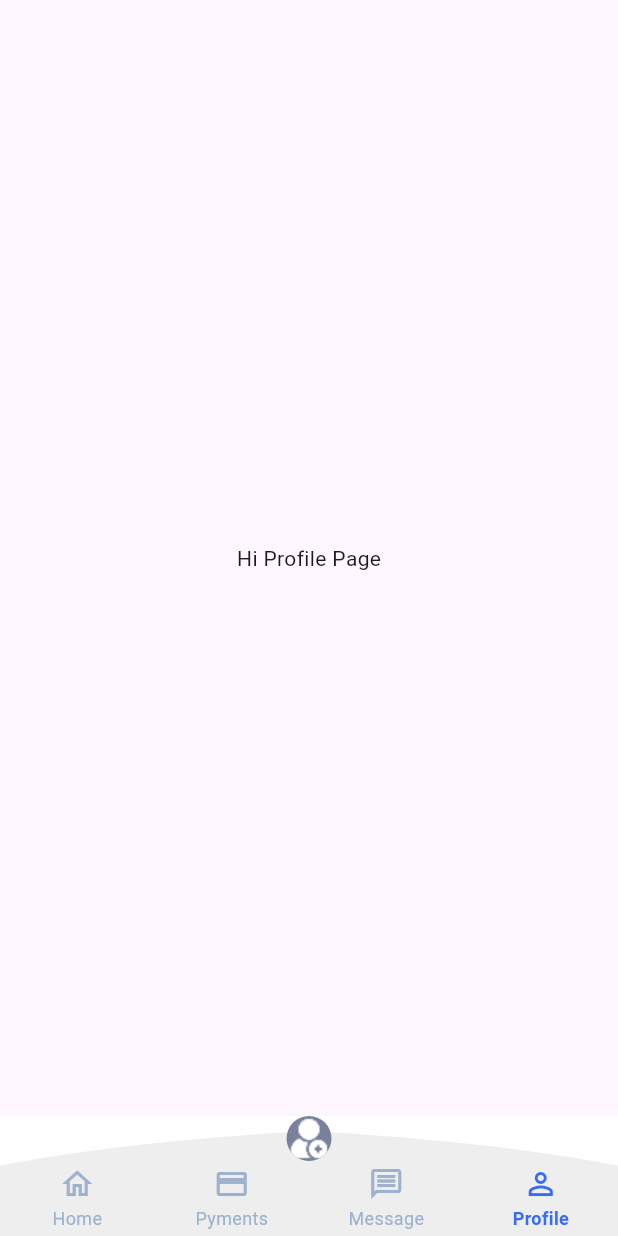
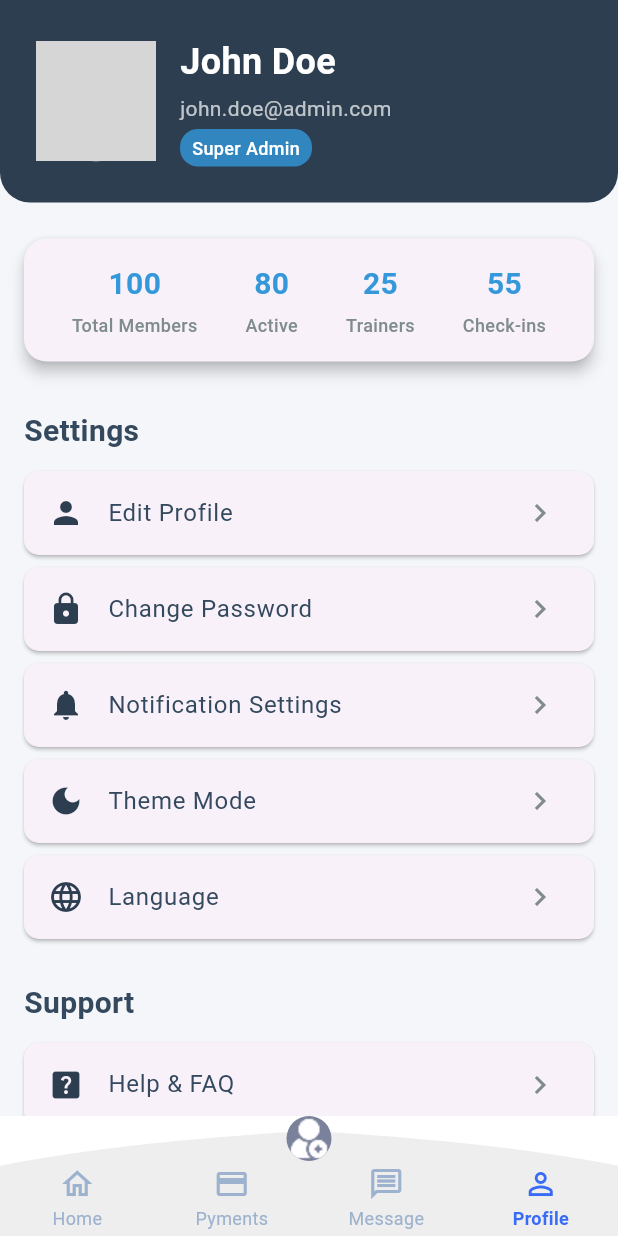
Before and after one commit to muhammadahmad26/gym_lead_master, a Flutter app: the screen it shows after launch, after a tap on "Pyments", after a tap on "Message", after a tap on "Profile", on a phone screen of 412 x 824 dp. Run offline on Flutter 3.47's test engine with Material 3 defaults, Android fonts, the phone set to English and light mode, and no system bars; our stand-ins replace google_fonts; grey boxes are pictures that could not be loaded.

Commit message:
admin Profile

```diff
--- a/lib/src/core/constants/appColor.dart
+++ b/lib/src/core/constants/appColor.dart
@@ -7,7 +7,14 @@ class AppColors {
   static const greyColor = Colors.grey;
   static const blackColor = Colors.black;
   static final lightPinkColor = Colors.pink[50];
-  static const Color navBarColor = Color(0xFFEEEEEE);
-  static const Color blueColor = Color(0xFF386BF6);
-  static const Color grayColor = Color(0xFF9DB2CE);
+  static const navBarColor = Color(0xFFEEEEEE);
+  static const blueColor = Color(0xFF386BF6);
+  static const grayColor = Color(0xFF9DB2CE);
+  static const primary = Color(0xFF2C3E50); // Dark Blue-Grey
+  static const secondary = Color(0xFF3498DB); // Bright Blue
+  static const accent = Color(0xFFE74C3C); // Red for logout or warnings
+  static const background = Color(0xFFF4F6F9); // Light Grey
+  static const surface = Colors.white;
+  static const onSurface = Color(0xFF34495E); // Dark text
+  static const onSurfaceVariant = Color(0xFF7F8C8D); // Lighter text
 }
--- /dev/null
+++ b/lib/src/core/constants/app_padding.dart
@@ -0,0 +1,6 @@
+class AppPaddings {
+  static const small = 8.0;
+  static const medium = 16.0;
+  static const large = 24.0;
+  static const extraLarge = 32.0;
+}
--- /dev/null
+++ b/lib/src/core/constants/app_text_size.dart
@@ -0,0 +1,33 @@
+import 'package:flutter/material.dart';
+import 'package:gym_lead_master/src/core/constants/appColor.dart';
+
+
+class AppTextStyles {
+  static const headlineLarge = TextStyle(
+    fontSize: 24,
+    fontWeight: FontWeight.bold,
+    color: AppColors.onSurface,
+  );
+
+  static const headlineMedium = TextStyle(
+    fontSize: 20,
+    fontWeight: FontWeight.w600,
+    color: AppColors.onSurface,
+  );
+
+  static const bodyLarge = TextStyle(
+    fontSize: 16,
+    color: AppColors.onSurface,
+  );
+
+  static const bodyMedium = TextStyle(
+    fontSize: 14,
+    color: AppColors.onSurfaceVariant,
+  );
+
+  static const labelLarge = TextStyle(
+    fontSize: 12,
+    fontWeight: FontWeight.w500,
+    color: AppColors.onSurfaceVariant,
+  );
+}
--- a/lib/src/presentation/pages/admin_pages/profile_page/admin_profile_page.dart
+++ b/lib/src/presentation/pages/admin_pages/profile_page/admin_profile_page.dart
@@ -1,15 +1,160 @@
 import 'package:flutter/material.dart';
+import 'package:gym_lead_master/src/core/constants/appColor.dart';
+import 'package:gym_lead_master/src/core/constants/app_padding.dart';
+import 'package:gym_lead_master/src/core/constants/app_text_size.dart';
+import 'package:gym_lead_master/src/presentation/pages/admin_pages/profile_page/data/model/admin_profile_model.dart';
+import 'package:gym_lead_master/src/presentation/pages/admin_pages/profile_page/data/model/gym_status_model.dart';
+import 'package:gym_lead_master/src/presentation/pages/admin_pages/profile_page/data/model/list_items_model.dart';
+import 'package:gym_lead_master/src/presentation/pages/admin_pages/profile_page/widgets/custom_list_tile.dart';
+import 'package:gym_lead_master/src/presentation/pages/admin_pages/profile_page/widgets/gym_status_card.dart';
+import 'package:gym_lead_master/src/presentation/pages/admin_pages/profile_page/widgets/header_section.dart';
 
-class AdminProfilePage extends StatefulWidget {
-  const AdminProfilePage({super.key});
+class AdminProfilePage extends StatelessWidget {
+  // --- Dummy Data ---
+  //  fetch this from a API
+  final Admin admin = const Admin(
+    name: 'John Doe',
+    email: 'john.doe@admin.com',
+    role: 'Super Admin',
+    imageUrl: 'assets/images/profile_avatar.png',
+  );
+
+  final GymStats gymStats = const GymStats(
+    totalMembers: 100,
+    activeMembers: 80,
+    trainers: 25,
+    checkIns: 55,
+  );
+
+  final List<ListItem> settingsItems = [
+    ListItem(icon: Icons.person, title: 'Edit Profile'),
+    ListItem(icon: Icons.lock, title: 'Change Password'),
+    ListItem(icon: Icons.notifications, title: 'Notification Settings'),
+    ListItem(icon: Icons.dark_mode, title: 'Theme Mode'),
+    ListItem(icon: Icons.language, title: 'Language'),
+  ];
+
+  final List<ListItem> supportItems = [
+    ListItem(icon: Icons.help_center, title: 'Help & FAQ'),
+    ListItem(icon: Icons.contact_support, title: 'Contact Support'),
+    ListItem(icon: Icons.privacy_tip, title: 'Privacy Policy'),
+    ListItem(icon: Icons.description, title: 'Terms & Conditions'),
+  ];
+
+  AdminProfilePage({super.key});
+
+  void _handleLogout(BuildContext context) {
+    // Show a confirmation dialog
+    showDialog(
+      context: context,
+      builder:
+          (ctx) => AlertDialog(
+            title: const Text('Logout'),
+            content: const Text('Are you sure you want to logout?'),
+            actions: [
+              TextButton(
+                onPressed: () => Navigator.of(ctx).pop(),
+                child: const Text('Cancel'),
+              ),
+              TextButton(
+                onPressed: () {
+                  Navigator.of(ctx).pop(); // Close dialog
+                  // In a real app, you would clear user session and navigate to login screen
+                  ScaffoldMessenger.of(context).showSnackBar(
+                    const SnackBar(content: Text('Logging out...')),
+                  );
+                },
+                child: const Text(
+                  'Logout',
+                  style: TextStyle(color: AppColors.accent),
+                ),
+              ),
+            ],
+          ),
+    );
+  }
 
   @override
-  State<AdminProfilePage> createState() => _AdminProfilePageState();
-}
+  Widget build(BuildContext context) {
+    return Scaffold(
+      backgroundColor: AppColors.background,
+      body: SingleChildScrollView(
+        child: Column(
+          crossAxisAlignment: CrossAxisAlignment.start,
+          children: [
+            HeaderSection(admin: admin),
+            const SizedBox(height: AppPaddings.large),
+            GymStatsCard(stats: gymStats),
+            const SizedBox(height: AppPaddings.large),
+            _buildSection('Settings'),
+            Column(
+              children:
+                  settingsItems.map((item) {
+                    return CustomListTile(
+                      item: item,
+                      onTap: () {
+                        ScaffoldMessenger.of(context).showSnackBar(
+                          SnackBar(
+                            content: Text('Navigating to ${item.title}...'),
+                          ),
+                        );
+                      },
+                    );
+                  }).toList(),
+            ),
+            const SizedBox(height: AppPaddings.medium),
+            _buildSection('Support'),
+            Column(
+              children:
+                  supportItems.map((item) {
+                    return CustomListTile(
+                      item: item,
+                      onTap: () {
+                        ScaffoldMessenger.of(context).showSnackBar(
+                          SnackBar(
+                            content: Text('Navigating to ${item.title}...'),
+                          ),
+                        );
+                      },
+                    );
+                  }).toList(),
+            ),
+            const SizedBox(height: AppPaddings.extraLarge),
+            _buildLogoutButton(context),
+            const SizedBox(height: AppPaddings.large),
+          ],
+        ),
+      ),
+    );
+  }
 
-class _AdminProfilePageState extends State<AdminProfilePage> {
-  @override
-  Widget build(BuildContext context) {
-    return Scaffold(body: Center(child: Text("Hi Profile Page")));
+  Widget _buildSection(String title) {
+    return Padding(
+      padding: const EdgeInsets.symmetric(
+        horizontal: AppPaddings.medium,
+        vertical: AppPaddings.small,
+      ),
+      child: Text(title, style: AppTextStyles.headlineMedium),
+    );
+  }
+
+  Widget _buildLogoutButton(BuildContext context) {
+    return Center(
+      child: Padding(
+        padding: const EdgeInsets.symmetric(horizontal: AppPaddings.medium),
+        child: ElevatedButton.icon(
+          onPressed: () => _handleLogout(context),
+          icon: const Icon(Icons.logout, color: Colors.white),
+          label: const Text('Logout', style: TextStyle(color: Colors.white)),
+          style: ElevatedButton.styleFrom(
+            backgroundColor: AppColors.accent,
+            minimumSize: const Size(double.infinity, 50),
+            shape: RoundedRectangleBorder(
+              borderRadius: BorderRadius.circular(10),
+            ),
+          ),
+        ),
+      ),
+    );
   }
 }
--- /dev/null
+++ b/lib/src/presentation/pages/admin_pages/profile_page/data/model/admin_profile_model.dart
@@ -0,0 +1,13 @@
+class Admin {
+  final String name;
+  final String email;
+  final String role;
+  final String imageUrl;
+
+  const Admin({
+    required this.name,
+    required this.email,
+    required this.role,
+    required this.imageUrl,
+  });
+}
--- /dev/null
+++ b/lib/src/presentation/pages/admin_pages/profile_page/data/model/gym_status_model.dart
@@ -0,0 +1,13 @@
+class GymStats {
+  final int totalMembers;
+  final int activeMembers;
+  final int trainers;
+  final int checkIns;
+
+  const GymStats({
+    required this.totalMembers,
+    required this.activeMembers,
+    required this.trainers,
+    required this.checkIns,
+  });
+}
--- /dev/null
+++ b/lib/src/presentation/pages/admin_pages/profile_page/data/model/list_items_model.dart
@@ -0,0 +1,11 @@
+import 'package:flutter/material.dart';
+
+class ListItem {
+  final IconData icon;
+  final String title;
+
+  ListItem({
+    required this.icon,
+    required this.title,
+  });
+}
--- /dev/null
+++ b/lib/src/presentation/pages/admin_pages/profile_page/widgets/custom_list_tile.dart
@@ -0,0 +1,32 @@
+import 'package:flutter/material.dart';
+import 'package:gym_lead_master/src/core/constants/appColor.dart';
+import 'package:gym_lead_master/src/core/constants/app_padding.dart';
+import 'package:gym_lead_master/src/core/constants/app_text_size.dart';
+import 'package:gym_lead_master/src/presentation/pages/admin_pages/profile_page/data/model/list_items_model.dart';
+
+class CustomListTile extends StatelessWidget {
+  final ListItem item;
+  final VoidCallback onTap;
+
+  const CustomListTile({
+    super.key,
+    required this.item,
+    required this.onTap,
+  });
+
+  @override
+  Widget build(BuildContext context) {
+    return Card(
+      margin: const EdgeInsets.symmetric(
+          horizontal: AppPaddings.medium, vertical: 4),
+      elevation: 1,
+      shape: RoundedRectangleBorder(borderRadius: BorderRadius.circular(10)),
+      child: ListTile(
+        leading: Icon(item.icon, color: AppColors.primary),
+        title: Text(item.title, style: AppTextStyles.bodyLarge),
+        trailing: const Icon(Icons.chevron_right, color: AppColors.onSurfaceVariant),
+        onTap: onTap,
+      ),
+    );
+  }
+}
--- /dev/null
+++ b/lib/src/presentation/pages/admin_pages/profile_page/widgets/gym_status_card.dart
@@ -0,0 +1,49 @@
+import 'package:flutter/material.dart';
+import 'package:gym_lead_master/src/core/constants/appColor.dart';
+import 'package:gym_lead_master/src/core/constants/app_padding.dart';
+import 'package:gym_lead_master/src/core/constants/app_text_size.dart';
+import 'package:gym_lead_master/src/presentation/pages/admin_pages/profile_page/data/model/gym_status_model.dart';
+
+class GymStatsCard extends StatelessWidget {
+  final GymStats stats;
+
+  const GymStatsCard({super.key, required this.stats});
+
+  @override
+  Widget build(BuildContext context) {
+    return Card(
+      margin: const EdgeInsets.symmetric(horizontal: AppPaddings.medium),
+      elevation: 4,
+      shape: RoundedRectangleBorder(borderRadius: BorderRadius.circular(15)),
+      child: Padding(
+        padding: const EdgeInsets.all(AppPaddings.medium),
+        child: Row(
+          mainAxisAlignment: MainAxisAlignment.spaceAround,
+          children: [
+            _buildStatItem('Total Members', stats.totalMembers.toString()),
+            _buildStatItem('Active', stats.activeMembers.toString()),
+            _buildStatItem('Trainers', stats.trainers.toString()),
+            _buildStatItem('Check-ins', stats.checkIns.toString()),
+          ],
+        ),
+      ),
+    );
+  }
+
+  Widget _buildStatItem(String label, String value) {
+    return Column(
+      children: [
+        Text(
+          value,
+          style: AppTextStyles.headlineMedium.copyWith(color: AppColors.secondary),
+        ),
+        const SizedBox(height: 4),
+        Text(
+          label,
+          style: AppTextStyles.labelLarge,
+          textAlign: TextAlign.center,
+        ),
+      ],
+    );
+  }
+}
--- /dev/null
+++ b/lib/src/presentation/pages/admin_pages/profile_page/widgets/header_section.dart
@@ -0,0 +1,63 @@
+import 'package:flutter/material.dart';
+import 'package:gym_lead_master/src/core/constants/appColor.dart';
+import 'package:gym_lead_master/src/core/constants/app_padding.dart';
+import 'package:gym_lead_master/src/core/constants/app_text_size.dart';
+import 'package:gym_lead_master/src/presentation/pages/admin_pages/profile_page/data/model/admin_profile_model.dart';
+
+class HeaderSection extends StatelessWidget {
+  final Admin admin;
+
+  const HeaderSection({super.key, required this.admin});
+
+  @override
+  Widget build(BuildContext context) {
+    return Container(
+      padding: const EdgeInsets.all(AppPaddings.large),
+      decoration: const BoxDecoration(
+        color: AppColors.primary,
+        borderRadius: BorderRadius.only(
+          bottomLeft: Radius.circular(20),
+          bottomRight: Radius.circular(20),
+        ),
+      ),
+      child: Row(
+        children: [
+          CircleAvatar(
+            radius: 40,
+            backgroundImage: AssetImage(admin.imageUrl),
+            backgroundColor: Colors.white,
+          ),
+          const SizedBox(width: AppPaddings.medium),
+          Expanded(
+            child: Column(
+              crossAxisAlignment: CrossAxisAlignment.start,
+              children: [
+                Text(
+                  admin.name,
+                  style: AppTextStyles.headlineLarge.copyWith(color: Colors.white),
+                ),
+                const SizedBox(height: 4),
+                Text(
+                  admin.email,
+                  style: AppTextStyles.bodyMedium.copyWith(color: Colors.white70),
+                ),
+                const SizedBox(height: 4),
+                Container(
+                  padding: const EdgeInsets.symmetric(horizontal: 8, vertical: 4),
+                  decoration: BoxDecoration(
+                    color: AppColors.secondary.withOpacity(0.8),
+                    borderRadius: BorderRadius.circular(12),
+                  ),
+                  child: Text(
+                    admin.role,
+                    style: AppTextStyles.labelLarge.copyWith(color: Colors.white),
+                  ),
+                ),
+              ],
+            ),
+          ),
+        ],
+      ),
+    );
+  }
+}
```
Also changed, not shown: lib/src/presentation/pages/admin_pages/profile_page/data/admin_profilePage_dummy_data.dart (added).
